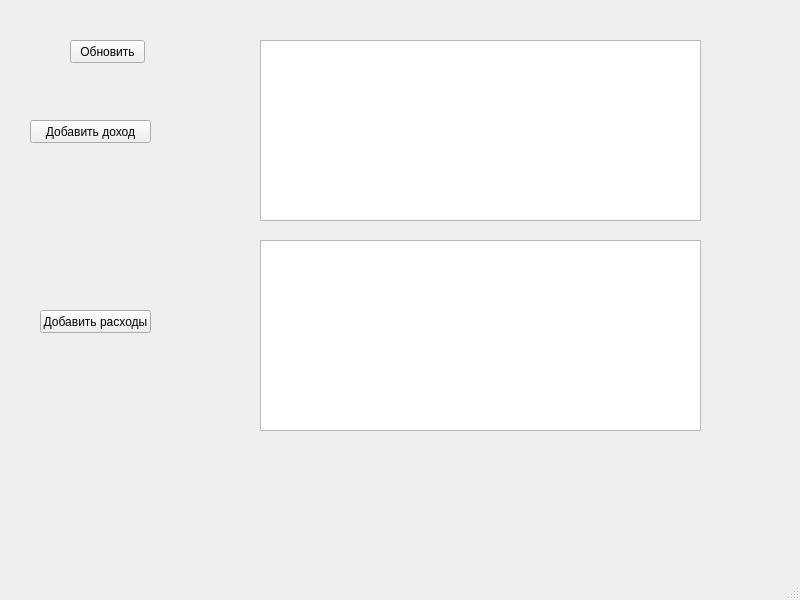
This is mainwindow.ui in VSemikoz/manager as Qt 5 draws it before an edit. The edited form follows.
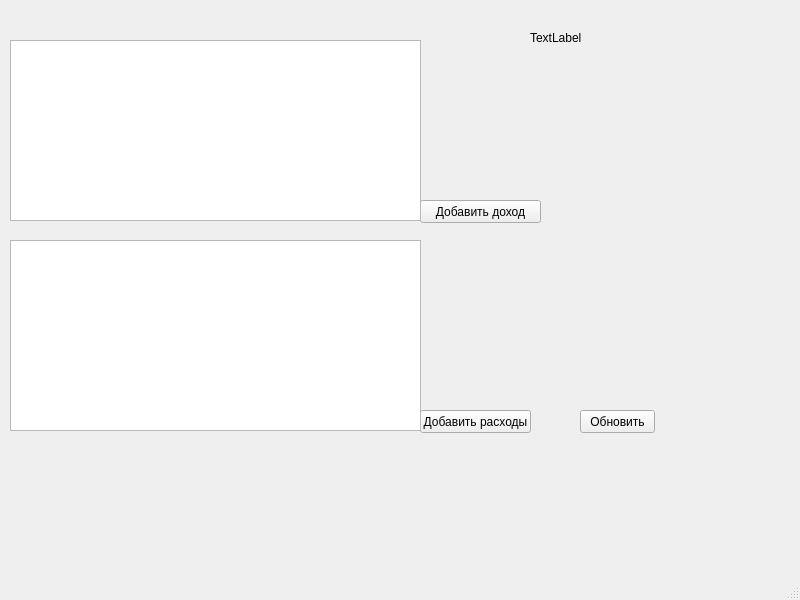
This is the edited form.

```diff
--- a/mainwindow.ui
+++ b/mainwindow.ui
@@ -17,8 +17,8 @@
    <widget class="QPushButton" name="pushButton_2">
     <property name="geometry">
      <rect>
-      <x>40</x>
-      <y>310</y>
+      <x>420</x>
+      <y>410</y>
       <width>111</width>
       <height>23</height>
      </rect>
@@ -30,8 +30,8 @@
    <widget class="QPushButton" name="pushButton">
     <property name="geometry">
      <rect>
-      <x>30</x>
-      <y>120</y>
+      <x>420</x>
+      <y>200</y>
       <width>121</width>
       <height>23</height>
      </rect>
@@ -43,9 +43,9 @@
    <widget class="QTableView" name="tableView_2">
     <property name="geometry">
      <rect>
-      <x>260</x>
+      <x>10</x>
       <y>240</y>
-      <width>441</width>
+      <width>411</width>
       <height>191</height>
      </rect>
     </property>
@@ -53,9 +53,9 @@
    <widget class="QTableView" name="tableView">
     <property name="geometry">
      <rect>
-      <x>260</x>
+      <x>10</x>
       <y>40</y>
-      <width>441</width>
+      <width>411</width>
       <height>181</height>
      </rect>
     </property>
@@ -63,8 +63,8 @@
    <widget class="QPushButton" name="pushButton_3">
     <property name="geometry">
      <rect>
-      <x>70</x>
-      <y>40</y>
+      <x>580</x>
+      <y>410</y>
       <width>75</width>
       <height>23</height>
      </rect>
@@ -73,6 +73,19 @@
      <string>Обновить</string>
     </property>
    </widget>
+   <widget class="QLabel" name="label">
+    <property name="geometry">
+     <rect>
+      <x>530</x>
+      <y>30</y>
+      <width>241</width>
+      <height>16</height>
+     </rect>
+    </property>
+    <property name="text">
+     <string>TextLabel</string>
+    </property>
+   </widget>
   </widget>
   <widget class="QMenuBar" name="menubar">
    <property name="geometry">
```
